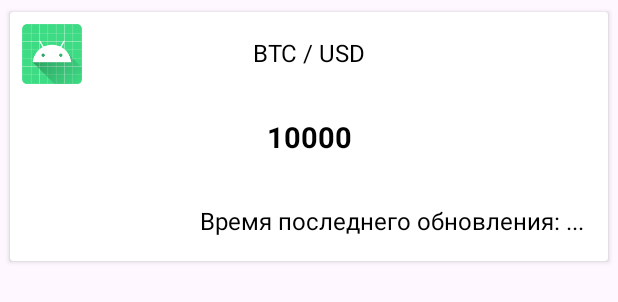
After one commit to sevas02/CryptoHelper, an Android app: the layout item_coin_info.xml on its own in the app's theme, with its tools: preview values and no code run, on a phone screen of 412 x 824 dp. The commit adds this screen. Shown: the top 302 px of the screen. Run offline under Robolectric (Android 15) with nearby library versions, the phone set to English and light mode, and no system bars.

Commit message:
add item_coin_info.xml, rename main activity, add new methods to pojo CoinPriceInfo, package TimeUtils.kt for covert timestamp to normal view

```diff
--- a/app/src/main/java/com/example/cryptohelper/api/ApiFactory.kt
+++ b/app/src/main/java/com/example/cryptohelper/api/ApiFactory.kt
@@ -7,6 +7,7 @@ import retrofit2.converter.gson.GsonConverterFactory
 object ApiFactory {
 
     private const val BASE_URL = "https://min-api.cryptocompare.com/data/"
+    const val BASE_IMAGE_URL = "https://www.cryptocompare.com"
 
     private val retrofit = Retrofit.Builder()
         .addConverterFactory(GsonConverterFactory.create())
--- /dev/null
+++ b/app/src/main/res/layout/item_coin_info.xml
@@ -0,0 +1,64 @@
+<?xml version="1.0" encoding="utf-8"?>
+<androidx.cardview.widget.CardView xmlns:android="http://schemas.android.com/apk/res/android"
+    xmlns:app="http://schemas.android.com/apk/res-auto"
+    xmlns:tools="http://schemas.android.com/tools"
+    android:layout_width="match_parent"
+    android:layout_height="wrap_content"
+    android:layout_margin="4dp"
+    app:cardUseCompatPadding="true">
+
+    <androidx.constraintlayout.widget.ConstraintLayout
+        android:layout_width="match_parent"
+        android:layout_height="wrap_content">
+
+        <TextView
+            android:id="@+id/textViewSymbols"
+            android:layout_width="wrap_content"
+            android:layout_height="wrap_content"
+            android:padding="16dp"
+            android:textColor="@color/black"
+            android:textSize="16sp"
+            app:layout_constraintEnd_toEndOf="parent"
+            app:layout_constraintStart_toStartOf="parent"
+            app:layout_constraintTop_toTopOf="parent"
+            tools:text="BTC / USD" />
+
+        <TextView
+            android:id="@+id/textViewPrice"
+            android:layout_width="wrap_content"
+            android:layout_height="wrap_content"
+            android:padding="16dp"
+            android:textColor="@color/black"
+            android:textSize="19sp"
+            android:textStyle="bold"
+            app:layout_constraintEnd_toEndOf="parent"
+            app:layout_constraintStart_toStartOf="parent"
+            app:layout_constraintTop_toBottomOf="@id/textViewSymbols"
+            tools:text="10000" />
+
+        <TextView
+            android:id="@+id/textViewLastUpdate"
+            android:layout_width="wrap_content"
+            android:layout_height="wrap_content"
+            android:padding="16dp"
+            android:textColor="@color/black"
+            android:textSize="16sp"
+            android:textStyle="normal"
+            app:layout_constraintEnd_toEndOf="parent"
+            app:layout_constraintTop_toBottomOf="@id/textViewPrice"
+            tools:text="Время последнего обновления: ..." />
+
+        <ImageView
+            android:id="@+id/imageViewCoinIcon"
+            android:layout_width="40dp"
+            android:layout_height="40dp"
+            android:layout_margin="8dp"
+            app:layout_constraintStart_toStartOf="parent"
+            app:layout_constraintTop_toTopOf="parent"
+            tools:src="@mipmap/ic_launcher" />
+
+
+    </androidx.constraintlayout.widget.ConstraintLayout>
+
+
+</androidx.cardview.widget.CardView>
```
Also changed, not shown: app/src/main/java/com/example/cryptohelper/CoinPriceListActivity.kt (renamed from app/src/main/java/com/example/cryptohelper/MainActivity.kt, +9 -6 lines), app/src/main/java/com/example/cryptohelper/CoinViewModel.kt (+14 -1 lines), app/src/main/java/com/example/cryptohelper/pojo/CoinPriceInfo.kt (+12 -2 lines), app/src/main/java/com/example/cryptohelper/utils/TimeUtils.kt (added, +16 -0 lines), app/src/main/res/layout/activity_coin_price_list.xml (renamed from app/src/main/res/layout/activity_main.xml, +6 -8 lines).
